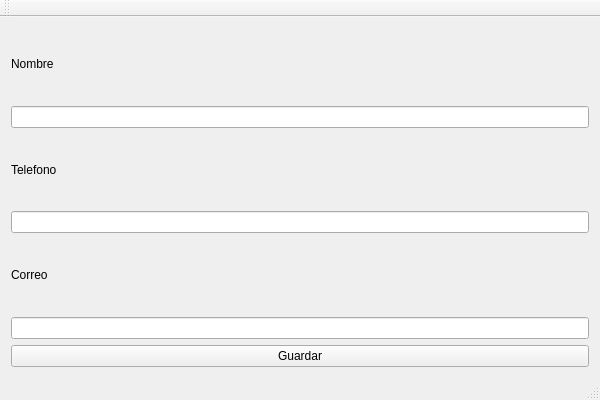
First picture: the form in Lab7/Lab7.ui, repository Vixtrien024/Progra1---Lab7, before the edit.
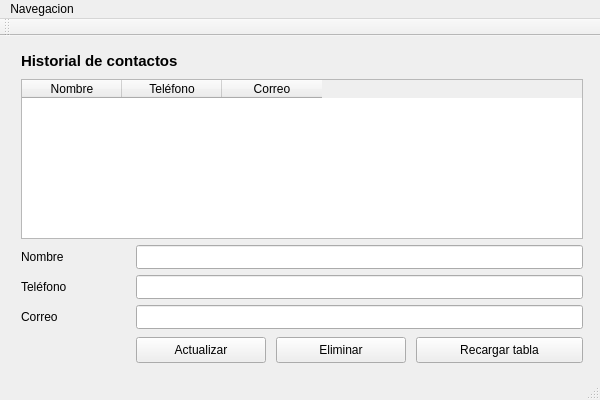
Second picture: the form after the edit. The open tabs and pages were chosen to show the change.

Diff of the .ui file:
```diff
--- a/Lab7/Lab7.ui
+++ b/Lab7/Lab7.ui
@@ -16,40 +16,258 @@
   <widget class="QWidget" name="centralwidget">
    <layout class="QVBoxLayout" name="verticalLayout">
     <item>
-     <widget class="QLabel" name="lblNombre">
-      <property name="text">
-       <string>Nombre</string>
-      </property>
-     </widget>
-    </item>
-    <item>
-     <widget class="QLineEdit" name="txtNombre"/>
-    </item>
-    <item>
-     <widget class="QLabel" name="lblTelefono">
-      <property name="text">
-       <string>Telefono</string>
-      </property>
-     </widget>
-    </item>
-    <item>
-     <widget class="QLineEdit" name="txtTelefono"/>
-    </item>
-    <item>
-     <widget class="QLabel" name="label_3">
-      <property name="text">
-       <string>Correo</string>
-      </property>
-     </widget>
-    </item>
-    <item>
-     <widget class="QLineEdit" name="txtCorreo"/>
-    </item>
-    <item>
-     <widget class="QPushButton" name="btnGuardar">
-      <property name="text">
-       <string>Guardar</string>
-      </property>
+     <widget class="QStackedWidget" name="stackedWidget">
+      <widget class="QWidget" name="page_3">
+       <widget class="QLineEdit" name="txtCorreo">
+        <property name="geometry">
+         <rect>
+          <x>0</x>
+          <y>269</y>
+          <width>582</width>
+          <height>24</height>
+         </rect>
+        </property>
+       </widget>
+       <widget class="QLineEdit" name="txtNombre">
+        <property name="geometry">
+         <rect>
+          <x>0</x>
+          <y>70</y>
+          <width>582</width>
+          <height>24</height>
+         </rect>
+        </property>
+       </widget>
+       <widget class="QLabel" name="lblTelefono">
+        <property name="geometry">
+         <rect>
+          <x>0</x>
+          <y>100</y>
+          <width>582</width>
+          <height>64</height>
+         </rect>
+        </property>
+        <property name="text">
+         <string>Telefono</string>
+        </property>
+       </widget>
+       <widget class="QLabel" name="lblNombre">
+        <property name="geometry">
+         <rect>
+          <x>0</x>
+          <y>1</y>
+          <width>582</width>
+          <height>63</height>
+         </rect>
+        </property>
+        <property name="text">
+         <string>Nombre</string>
+        </property>
+       </widget>
+       <widget class="QLabel" name="lblCorreo">
+        <property name="geometry">
+         <rect>
+          <x>0</x>
+          <y>200</y>
+          <width>582</width>
+          <height>63</height>
+         </rect>
+        </property>
+        <property name="text">
+         <string>Correo</string>
+        </property>
+       </widget>
+       <widget class="QPushButton" name="btnGuardar">
+        <property name="geometry">
+         <rect>
+          <x>0</x>
+          <y>299</y>
+          <width>582</width>
+          <height>24</height>
+         </rect>
+        </property>
+        <property name="text">
+         <string>Guardar</string>
+        </property>
+       </widget>
+       <widget class="QLineEdit" name="txtTelefono">
+        <property name="geometry">
+         <rect>
+          <x>0</x>
+          <y>170</y>
+          <width>582</width>
+          <height>24</height>
+         </rect>
+        </property>
+       </widget>
+      </widget>
+      <widget class="QWidget" name="paginaHistorial">
+       <widget class="QLabel" name="lblModo">
+        <property name="geometry">
+         <rect>
+          <x>10</x>
+          <y>0</y>
+          <width>562</width>
+          <height>28</height>
+         </rect>
+        </property>
+        <property name="font">
+         <font>
+          <pointsize>11</pointsize>
+          <weight>75</weight>
+          <bold>true</bold>
+         </font>
+        </property>
+        <property name="text">
+         <string>Historial de contactos</string>
+        </property>
+       </widget>
+       <widget class="QTableWidget" name="tablaContactos">
+        <property name="geometry">
+         <rect>
+          <x>10</x>
+          <y>32</y>
+          <width>562</width>
+          <height>160</height>
+         </rect>
+        </property>
+        <property name="alternatingRowColors">
+         <bool>true</bool>
+        </property>
+        <property name="selectionBehavior">
+         <enum>QAbstractItemView::SelectRows</enum>
+        </property>
+        <property name="selectionMode">
+         <enum>QAbstractItemView::SingleSelection</enum>
+        </property>
+        <property name="editTriggers">
+         <set>QAbstractItemView::NoEditTriggers</set>
+        </property>
+        <column>
+         <property name="text">
+          <string>Nombre</string>
+         </property>
+        </column>
+        <column>
+         <property name="text">
+          <string>Teléfono</string>
+         </property>
+        </column>
+        <column>
+         <property name="text">
+          <string>Correo</string>
+         </property>
+        </column>
+       </widget>
+       <widget class="QLabel" name="lblEditarNombre">
+        <property name="geometry">
+         <rect>
+          <x>10</x>
+          <y>200</y>
+          <width>110</width>
+          <height>20</height>
+         </rect>
+        </property>
+        <property name="text">
+         <string>Nombre</string>
+        </property>
+       </widget>
+       <widget class="QLineEdit" name="txtEditarNombre">
+        <property name="geometry">
+         <rect>
+          <x>125</x>
+          <y>198</y>
+          <width>447</width>
+          <height>24</height>
+         </rect>
+        </property>
+       </widget>
+       <widget class="QLabel" name="lblEditarTelefono">
+        <property name="geometry">
+         <rect>
+          <x>10</x>
+          <y>230</y>
+          <width>110</width>
+          <height>20</height>
+         </rect>
+        </property>
+        <property name="text">
+         <string>Teléfono</string>
+        </property>
+       </widget>
+       <widget class="QLineEdit" name="txtEditarTelefono">
+        <property name="geometry">
+         <rect>
+          <x>125</x>
+          <y>228</y>
+          <width>447</width>
+          <height>24</height>
+         </rect>
+        </property>
+       </widget>
+       <widget class="QLabel" name="lblEditarCorreo">
+        <property name="geometry">
+         <rect>
+          <x>10</x>
+          <y>260</y>
+          <width>110</width>
+          <height>20</height>
+         </rect>
+        </property>
+        <property name="text">
+         <string>Correo</string>
+        </property>
+       </widget>
+       <widget class="QLineEdit" name="txtEditarCorreo">
+        <property name="geometry">
+         <rect>
+          <x>125</x>
+          <y>258</y>
+          <width>447</width>
+          <height>24</height>
+         </rect>
+        </property>
+       </widget>
+       <widget class="QPushButton" name="btnActualizar">
+        <property name="geometry">
+         <rect>
+          <x>125</x>
+          <y>290</y>
+          <width>130</width>
+          <height>26</height>
+         </rect>
+        </property>
+        <property name="text">
+         <string>Actualizar</string>
+        </property>
+       </widget>
+       <widget class="QPushButton" name="btnEliminar">
+        <property name="geometry">
+         <rect>
+          <x>265</x>
+          <y>290</y>
+          <width>130</width>
+          <height>26</height>
+         </rect>
+        </property>
+        <property name="text">
+         <string>Eliminar</string>
+        </property>
+       </widget>
+       <widget class="QPushButton" name="btnRecargar">
+        <property name="geometry">
+         <rect>
+          <x>405</x>
+          <y>290</y>
+          <width>167</width>
+          <height>26</height>
+         </rect>
+        </property>
+        <property name="text">
+         <string>Recargar tabla</string>
+        </property>
+       </widget>
+      </widget>
      </widget>
     </item>
    </layout>
@@ -63,6 +281,20 @@
      <height>21</height>
     </rect>
    </property>
+   <widget class="QMenu" name="menuNavegacion">
+    <property name="title">
+     <string>Navegacion</string>
+    </property>
+    <addaction name="separator"/>
+    <addaction name="actionRegistrar"/>
+    <addaction name="separator"/>
+    <addaction name="actionHistorial"/>
+    <addaction name="separator"/>
+    <addaction name="actionEditar"/>
+    <addaction name="separator"/>
+    <addaction name="actionEliminar"/>
+   </widget>
+   <addaction name="menuNavegacion"/>
   </widget>
   <widget class="QToolBar" name="toolBar">
    <attribute name="toolBarArea">
```
Left out of the diff: 22 changed lines with no effect on the pictures.
